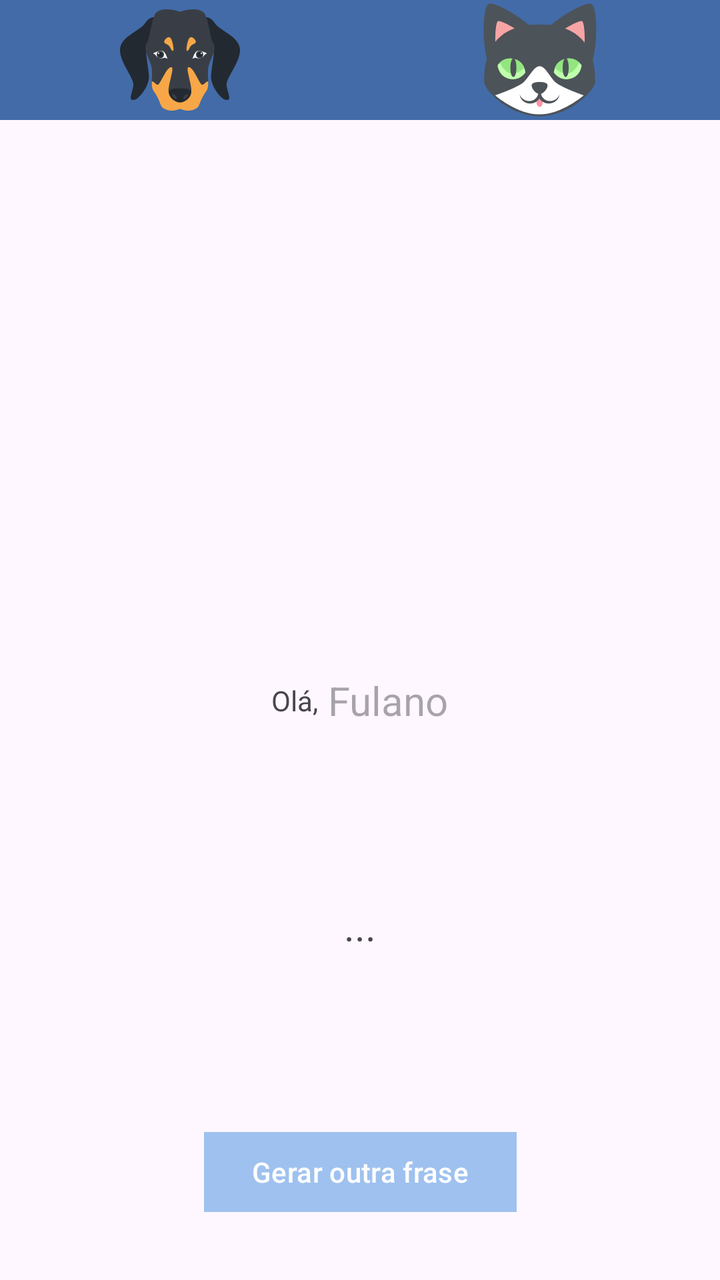
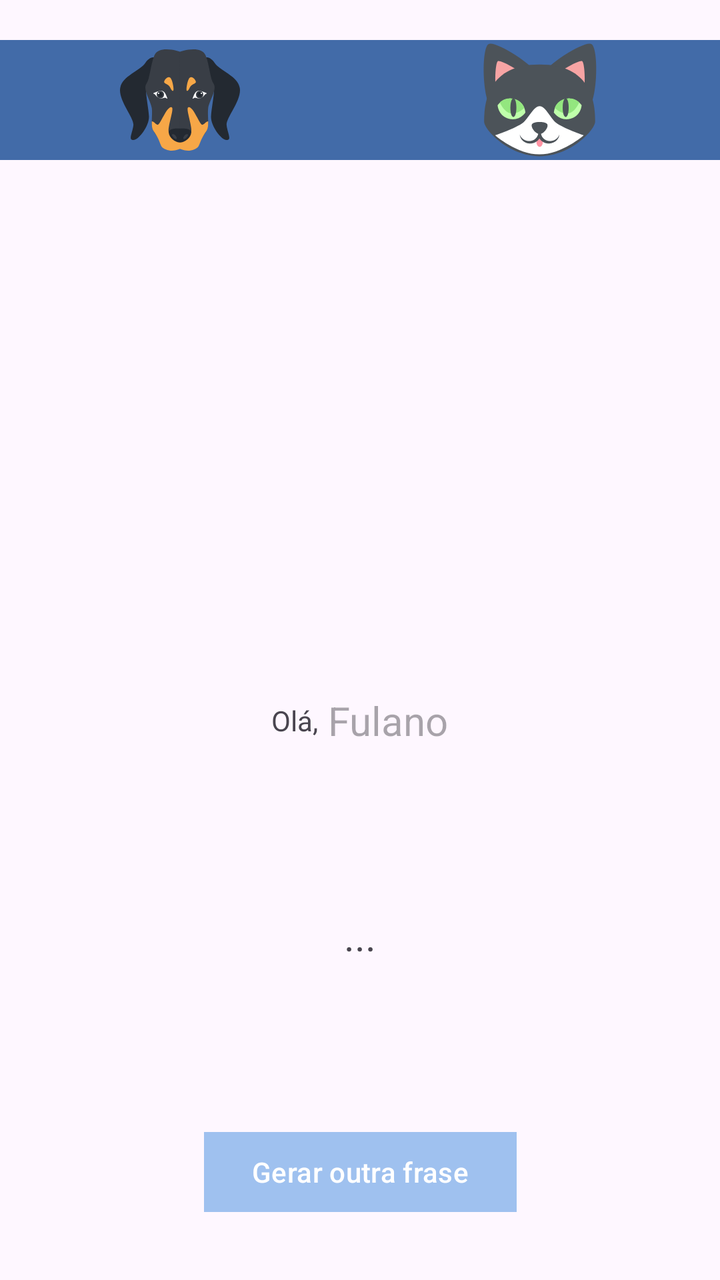

Compare the two renders of this Android layout. The source of the first and the diff that turns it into the second are given below.
<!-- AndroidManifest.xml: application theme Theme.App2 -->
<!-- res/layout/activity_main2.xml -->
<?xml version="1.0" encoding="utf-8"?>
<androidx.constraintlayout.widget.ConstraintLayout xmlns:android="http://schemas.android.com/apk/res/android"
    xmlns:app="http://schemas.android.com/apk/res-auto"
    xmlns:tools="http://schemas.android.com/tools"
    android:id="@+id/main"
    android:layout_width="match_parent"
    android:layout_height="match_parent"
    tools:context=".MainActivity2">
<ImageView

    android:id="@+id/cachorro"
    android:layout_width="0dp"
    android:layout_height="60dp"
    android:src="@drawable/belinha"
    app:layout_constraintLeft_toLeftOf="parent"
    app:layout_constraintRight_toLeftOf="@id/gato"
    app:layout_constraintTop_toTopOf="parent"
    android:background="@color/blue"
    />
    <ImageView
        android:id="@+id/gato"
        android:layout_width="0dp"
        android:layout_height="60dp"
        android:src="@drawable/branquinho"
        app:layout_constraintLeft_toRightOf="@id/cachorro"
        app:layout_constraintRight_toRightOf="parent"
        app:layout_constraintHorizontal_chainStyle="packed"
        app:layout_constraintTop_toTopOf="parent"
        android:background="@color/blue"
        />
    <TextView
        android:id="@+id/ola"
        android:layout_width="wrap_content"
        android:layout_height="wrap_content"
        app:layout_constraintTop_toBottomOf="@id/cachorro"
        android:text="@string/ola"
        app:layout_constraintRight_toLeftOf="@id/name2"
        app:layout_constraintHorizontal_chainStyle="packed"
        app:layout_constraintLeft_toLeftOf="parent"
        app:layout_constraintBottom_toBottomOf="parent"
        />
    <TextView
        android:id="@+id/name2"
        android:hint="Fulano"
        android:layout_width="wrap_content"
        android:layout_height="wrap_content"
        app:layout_constraintTop_toBottomOf="@id/cachorro"
        app:layout_constraintLeft_toRightOf="@id/ola"
        app:layout_constraintRight_toRightOf="parent"
        app:layout_constraintBottom_toBottomOf="parent"
        android:layout_marginLeft="5dp"
        android:textSize="20sp"
        />
    <TextView
        android:id="@+id/frases"
        android:layout_width="wrap_content"
        android:layout_height="wrap_content"
        app:layout_constraintTop_toBottomOf="@id/name2"
        app:layout_constraintLeft_toLeftOf="parent"
        app:layout_constraintRight_toRightOf="parent"
        app:layout_constraintBottom_toTopOf="@id/botaoFrase"
        android:textSize="20sp"
        android:text="@string/frases"
        />
    <Button
        android:id="@+id/botaoFrase"
        android:layout_width="wrap_content"
        android:layout_height="wrap_content"
        android:hint="Gerar outra frase"
        android:textColorHint="@color/white"
        android:backgroundTint="@color/light_blue"
        app:layout_constraintBottom_toBottomOf="parent"
        app:layout_constraintLeft_toLeftOf="parent"
        app:layout_constraintRight_toRightOf="parent"
        app:cornerRadius="0dp"
        android:layout_marginBottom="30dp"
        />
</androidx.constraintlayout.widget.ConstraintLayout>
<!-- resources referenced by this layout -->
<resources>
  <color name="blue">#426BA8</color>
  <color name="light_blue">#9FC1EF</color>
  <color name="white">#FFFFFFFF</color>
  <!-- drawable belinha: vector/xml drawable (drawable, 4419 chars, omitted) -->
  <!-- drawable branquinho: vector/xml drawable (drawable, 2918 chars, omitted) -->
  <string name="frases">...</string>
  <string name="ola">Olá, </string>
  <style name="Theme.App2" parent="Base.Theme.App2" />
  <style name="Base.Theme.App2" parent="Theme.Material3.DayNight.NoActionBar">
          
          
      </style>
</resources>

<!-- the commit's change to res/layout/activity_main2.xml (unified diff, before → after) -->
@@ -7,7 +7,8 @@
     android:layout_height="match_parent"
     tools:context=".MainActivity2">
 <ImageView
-
+    android:layout_marginTop="20dp"
+    android:clickable="true"
     android:id="@+id/cachorro"
     android:layout_width="0dp"
     android:layout_height="60dp"
@@ -18,6 +19,8 @@
     android:background="@color/blue"
     />
     <ImageView
+        android:layout_marginTop="20dp"
+        android:clickable="true"
         android:id="@+id/gato"
         android:layout_width="0dp"
         android:layout_height="60dp"
